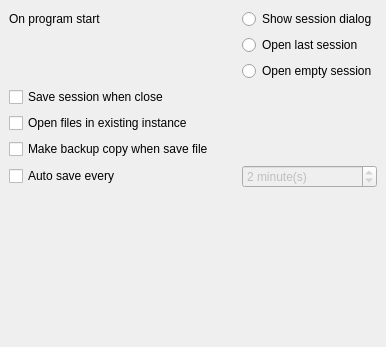
Qt form src/MainSettingsPage.ui (Mezomish/juffed) before a commit.
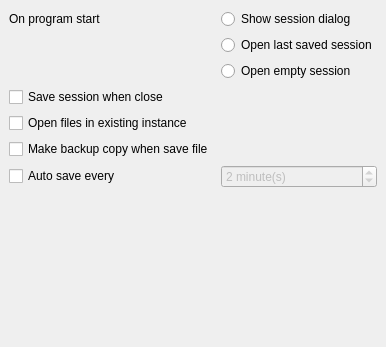
The same form after that commit.

Diff of the .ui file:
```diff
--- a/src/MainSettingsPage.ui
+++ b/src/MainSettingsPage.ui
@@ -131,7 +131,7 @@
    <item row="1" column="2" >
     <widget class="QRadioButton" name="openLastSessionBtn" >
      <property name="text" >
-      <string>Open last session</string>
+      <string>Open last saved session</string>
      </property>
     </widget>
    </item>
```
